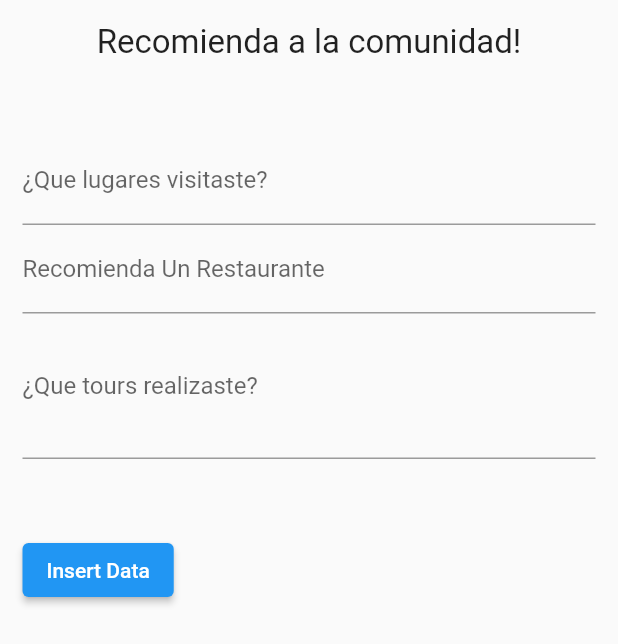
After one commit to Edgarchavezmolina/ProyectoCusco.github.io, a Flutter app: the MongodbInsert screen opened directly, after a tap on "Insert Data", on a phone screen of 412 x 824 dp. The commit adds this screen. Shown: the top 644 px of the screen. Run offline on Flutter 3.47's test engine with Material 2 defaults, Android fonts, the phone set to English and light mode, and no system bars; our stand-ins replace carousel_slider, dio, faker, firebase_auth, firebase_core, flutter_svg; missing offline and left inert: mongo_dart; accounts and stored records are empty.

Commit message:
cambiando rutas

```diff
--- a/flutter_application_1/lib/BotonNRutas/Comentarios.dart
+++ b/flutter_application_1/lib/BotonNRutas/Comentarios.dart
@@ -1,12 +1,97 @@
+// ignore_for_file: prefer_const_constructors
+
+
+import 'package:flutter_application_1/dbHelper/mongodb.dart';
+import 'package:faker/faker.dart';
 import 'package:flutter/material.dart';
+import 'package:flutter_application_1/folder-api-rest/models/MongoDBmodel.dart';
+import 'package:mongo_dart/mongo_dart.dart'as M;
 
-class Comentarios extends StatelessWidget {
-  const Comentarios({Key? key}) : super(key: key);
+
+
+class MongodbInsert extends StatefulWidget {
+  MongodbInsert({Key? key}) : super(key: key);
+  @override
+  _MongodbInsertState createState() => _MongodbInsertState();
+}
+
+class _MongodbInsertState extends State<MongodbInsert> {
+  var fnameController = new TextEditingController();
+  var lnameController = new TextEditingController();
+  var addressController = new TextEditingController();
 
   @override
   Widget build(BuildContext context) {
-    return const Center(
-      child: Text('Comentarios'),
+    return Scaffold(
+      body: SafeArea(
+          child: Padding(
+        padding: const EdgeInsets.all(15.0),
+        child: Column(
+          children: [
+            Text(
+              "Recomienda a la comunidad!",
+              style: TextStyle(fontSize: 22),
+            ),
+            SizedBox(
+              height: 50,
+            ),
+            TextField(
+              controller: fnameController,
+              decoration: InputDecoration(labelText: "¿Que lugares visitaste?"),
+            ),
+            TextField(
+              controller: lnameController,
+              decoration: InputDecoration(labelText: "Recomienda Un Restaurante"),
+            ),
+            TextField(
+              controller: addressController,
+              minLines: 3,
+              maxLines: 3,
+              decoration: InputDecoration(labelText: "¿Que tours realizaste?"),
+            ),
+            SizedBox(
+              height: 50,
+            ),
+            Row(
+              mainAxisAlignment: MainAxisAlignment.spaceBetween,
+              children: [
+                ElevatedButton(onPressed: () {
+                  _insertData(
+                    fnameController.text,
+                    lnameController.text,
+                    addressController.text);
+                },
+                 child: Text('Insert Data'))
+              ],
+            )
+          ],
+        ),
+      )),
     );
   }
+
+  Future<void> _insertData(String fName, String lName, String address) async{
+    var _id = M.ObjectId();
+    final data = MongoDbModel(
+      id: _id, firstName: fName, lastName: lName, address: address);
+      var result = await MongoDatabase.insert(data);
+    ScaffoldMessenger.of(context)
+    .showSnackBar(SnackBar(content: Text("Insert ID"+ _id.$oid)));
+     _clearAll();
+  }
+
+  void _clearAll(){
+    fnameController.text ="";
+    lnameController.text ="";
+    addressController.text ="";
+  }
+
+  void _fakeData() {
+    setState(() {
+      fnameController.text = faker.person.firstName();
+      lnameController.text = faker.person.firstName();
+      addressController.text =
+          faker.address.streetAddress() + "\n" + faker.address.streetAddress();
+    });
+  }
 }
--- a/flutter_application_1/lib/BotonNRutas/routes.dart
+++ b/flutter_application_1/lib/BotonNRutas/routes.dart
@@ -17,7 +17,7 @@ class Routes extends StatelessWidget {
       const Hotel(),
       const Viajes(),
       const Vuelos(),
-      const Comentarios(),
+       MongodbInsert(),
     ];
     return myList[index];
   }
--- /dev/null
+++ b/flutter_application_1/lib/dbHelper/constante.dart
@@ -0,0 +1,8 @@
+import 'package:mongo_dart/mongo_dart.dart';
+
+const MONGO_CONN_URL =
+"mongodb+srv://Ricard2404:Programador24@clusterapps.rpmto.mongodb.net/pruebabd?retryWrites=true&w=majority";
+const USER_COLLECTION = "PreubaEnviarData";
+
+// user = MongoConnect
+// password = WUVirSZIgCnOPzhf
--- /dev/null
+++ b/flutter_application_1/lib/dbHelper/mongodb.dart
@@ -0,0 +1,34 @@
+import 'dart:developer';
+
+import 'package:flutter_application_1/dbHelper/constante.dart';
+import 'package:mongo_dart/mongo_dart.dart';
+import '../folder-api-rest/models/MongoDBmodel.dart';
+
+
+
+
+class MongoDatabase  {
+  static var db, userCollection;
+  static connect() async{
+    db = await Db.create(MONGO_CONN_URL);
+    await db.open();
+    userCollection = db.collection(USER_COLLECTION);
+  }
+
+  static Future<String> insert(MongoDbModel data) async {
+    try{
+      var result = await userCollection.insertOne(data.toJson());
+      if(result.isSuccess){
+        return " Data Inserted";
+      }else {
+        return "Something Wrong while inserting data.";
+      }
+
+    }catch(e){
+      print(e.toString());
+      return e.toString();
+    }
+  }
+
+
+}
--- /dev/null
+++ b/flutter_application_1/lib/folder-api-rest/models/MongoDBmodel.dart
@@ -0,0 +1,40 @@
+import 'dart:convert';
+
+import 'package:mongo_dart/mongo_dart.dart';
+
+MongoDbModel mongoDbModelFromJson(String str) =>
+    MongoDbModel.fromJson(json.decode(str));
+
+    String mongoDbModelToJson(MongoDbModel data) => json.encode(data.toJson());
+
+class MongoDbModel {
+
+  ObjectId id;
+  String firstName;
+  String lastName;
+  String address;
+
+  MongoDbModel({
+    required this.id,
+    required this.firstName,
+    required this.lastName,
+    required this.address,
+  });
+
+
+
+  factory MongoDbModel.fromJson(Map<String, dynamic> json) => MongoDbModel(
+    id: json["_id"],
+    firstName: json["firstName"],
+    lastName: json["lastName"],
+    address: json["address"],
+    );
+
+  Map<String, dynamic> toJson() => {
+  "id": id,
+  "firstName":firstName,
+  "lastName":lastName,
+  "address":address,
+};
+
+}
--- /dev/null
+++ b/flutter_application_1/lib/folder-obtener-api-rest/modelo3.dart
@@ -0,0 +1,58 @@
+// To parse this JSON data, do
+//
+//     final welcome = welcomeFromJson(jsonString);
+
+
+import 'package:flutter/foundation.dart';
+import 'dart:convert';
+
+
+class MongoDbModel {
+    List<Producto> productos;
+
+    MongoDbModel({
+        required this.productos,
+    });
+
+
+
+    factory MongoDbModel.fromMap(Map<String, dynamic> json) => MongoDbModel(
+        productos: List<Producto>.from(
+          json["productos"].map((x) => Producto.fromJson(x))),
+    );
+
+    factory MongoDbModel.fromJson(String str) => MongoDbModel.fromMap(json.decode(str));
+
+}
+
+class Producto {
+    Producto({
+        required this.id,
+        required this.productoId,
+        required this.firstName,
+        required this.lastName,
+        required this.address,
+    });
+
+    Object id;
+    Object productoId;
+    String firstName;
+    String lastName;
+    String address;
+
+    factory Producto.fromJson(Map<String, dynamic> json) => Producto(
+        id: json["_id"],
+        productoId: json["id"],
+        firstName: json["firstName"],
+        lastName: json["lastName"],
+        address: json["address"],
+    );
+
+    Map<String, dynamic> toJson() => {
+        "_id": id,
+        "id": productoId,
+        "firstName": firstName,
+        "lastName": lastName,
+        "address": address,
+    };
+}
--- a/flutter_application_1/lib/main.dart
+++ b/flutter_application_1/lib/main.dart
@@ -2,6 +2,7 @@
 
 import 'package:flutter/material.dart';
 import 'package:flutter_application_1/Menu/ejemploD.dart';
+import 'package:flutter_application_1/dbHelper/mongodb.dart';
 import 'package:flutter_application_1/src/Login.dart';
 import 'package:flutter_application_1/src/LoginPrincipal.dart';
 
@@ -9,7 +10,9 @@ import 'package:firebase_auth/firebase_auth.dart';
 import 'package:firebase_core/firebase_core.dart';
 import 'package:flutter_application_1/src/LoginRegistro.dart';
 
-void main() {
+void main() async {
+  WidgetsFlutterBinding.ensureInitialized();
+  await MongoDatabase.connect();
   runApp(MyApp());
 }
 
--- a/flutter_application_1/pubspec.yaml
+++ b/flutter_application_1/pubspec.yaml
@@ -37,6 +37,10 @@ dependencies:
   flutter_svg: ^0.21.0
   dio: ^4.0.0
   google_nav_bar: ^4.0.0
+  faker: ^2.0.0
+  mongo_dart: ^0.7.3
+  http: ^0.13.4
+  provider: ^6.0.3
 
   firebase_core: ^1.13.1
   firebase_auth: ^3.3.10
```
Also changed, not shown: flutter_application_1/lib/Provider-api/producto_provider.dart (added, +33 -0 lines), flutter_application_1/lib/folder-api-rest/ComentarioTours.dart (added, +55 -0 lines), flutter_application_1/lib/folder-api-rest/login2.dart (added, +97 -0 lines), flutter_application_1/pubspec.lock.
